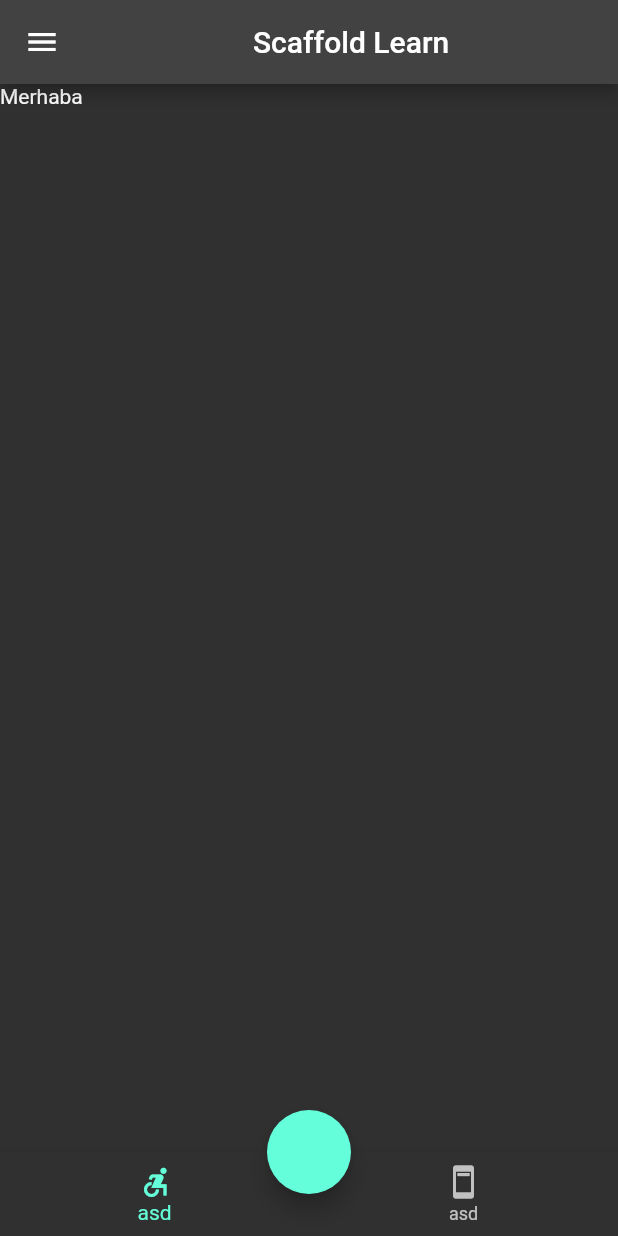
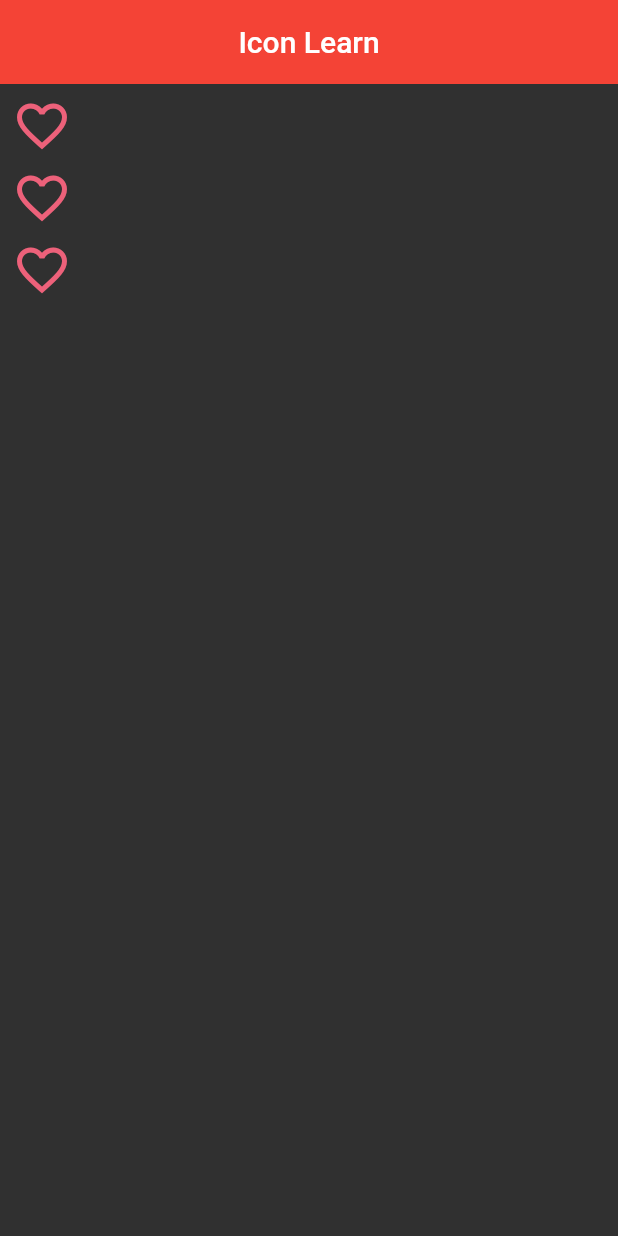
Before and after one commit to tolgaprm/TemeldenZirveyeFlutterEgitimi, a Flutter app: the screen it shows after launch, on a phone screen of 412 x 824 dp. Run offline on Flutter 3.47's test engine with Material 2 defaults, Android fonts, the phone set to English and light mode, and no system bars.

Commit message:
Learn app_bar,button and icon

```diff
--- /dev/null
+++ b/temelden_zirveye_flutter/lib/101/icon_learn.dart
@@ -0,0 +1,48 @@
+import 'package:flutter/material.dart';
+
+class IconLearnView extends StatelessWidget {
+  IconLearnView({Key? key}) : super(key: key);
+
+  final iconSizes = IconSizes();
+  final iconColors = IconColors();
+
+  @override
+  Widget build(BuildContext context) {
+    return Scaffold(
+      appBar: AppBar(
+        title: const Text('Icon Learn'),
+      ),
+      body: Column(children: [
+        IconButton(
+            onPressed: (() {}),
+            icon: Icon(
+              Icons.favorite_border_outlined,
+              size: iconSizes.iconSmall,
+              color: iconColors.froly,
+            )),
+        IconButton(
+            onPressed: (() {}),
+            icon: Icon(
+              Icons.favorite_border_outlined,
+              size: iconSizes.iconSmall,
+              color: iconColors.froly,
+            )),
+        IconButton(
+            onPressed: (() {}),
+            icon: Icon(
+              Icons.favorite_border_outlined,
+              size: iconSizes.iconSmall,
+              color: iconColors.froly,
+            )),
+      ]),
+    );
+  }
+}
+
+class IconSizes {
+  final double iconSmall = 40;
+}
+
+class IconColors {
+  final Color froly = const Color(0xFFED617A);
+}
--- a/temelden_zirveye_flutter/lib/main.dart
+++ b/temelden_zirveye_flutter/lib/main.dart
@@ -1,5 +1,9 @@
 import 'package:flutter/material.dart';
+import 'package:flutter/services.dart';
+import 'package:temelden_zirveye_flutter/101/app_bar_learn.dart';
+import 'package:temelden_zirveye_flutter/101/button_learn.dart';
 import 'package:temelden_zirveye_flutter/101/container_sized_box_learn.dart';
+import 'package:temelden_zirveye_flutter/101/icon_learn.dart';
 import 'package:temelden_zirveye_flutter/101/scaffold_learn.dart';
 import 'package:temelden_zirveye_flutter/101/text_learn_view.dart';
 
@@ -14,8 +18,15 @@ class MyApp extends StatelessWidget {
   Widget build(BuildContext context) {
     return MaterialApp(
       title: 'Flutter Demo',
-      theme: ThemeData.dark(),
-      home: const ScaffoldLearn(),
+      theme: ThemeData.dark().copyWith(
+        appBarTheme: const AppBarTheme(
+          centerTitle: true,
+          systemOverlayStyle: SystemUiOverlayStyle.light, // statusBar kısmını yönetme
+          backgroundColor: Colors.red,
+          elevation: 0,
+        )
+      ),
+      home:  IconLearnView(),
     );
   }
 }
```
Also changed, not shown: temelden_zirveye_flutter/lib/101/app_bar_learn.dart (added, +24 -0 lines), temelden_zirveye_flutter/lib/101/button_learn.dart (added, +50 -0 lines).
